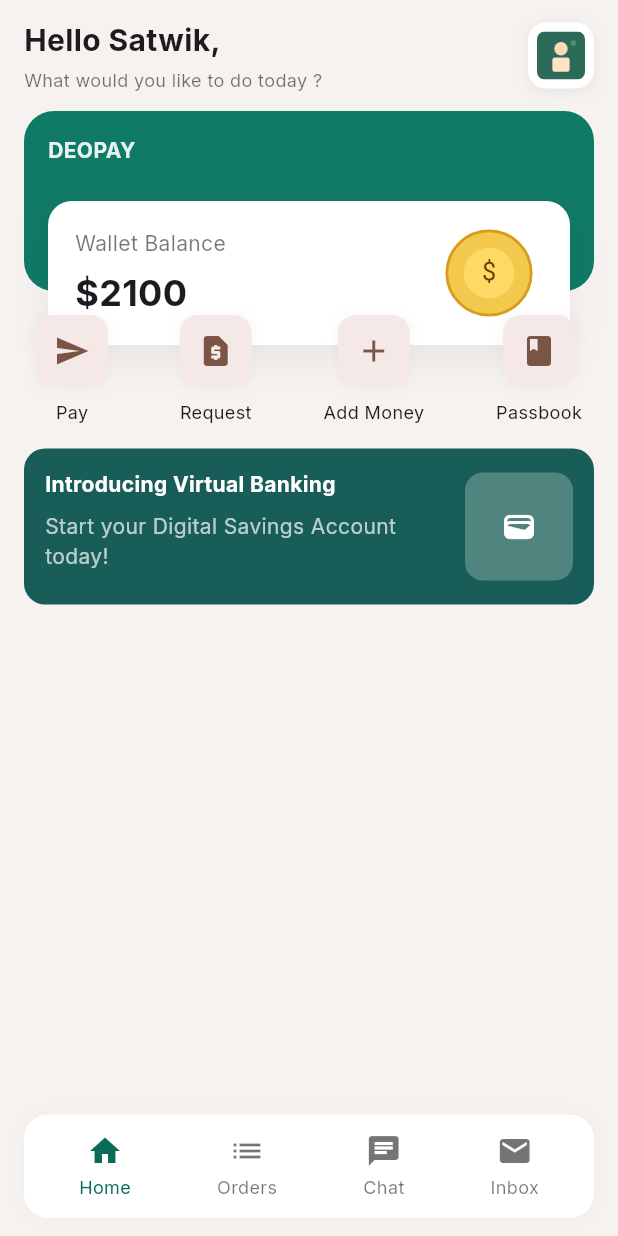
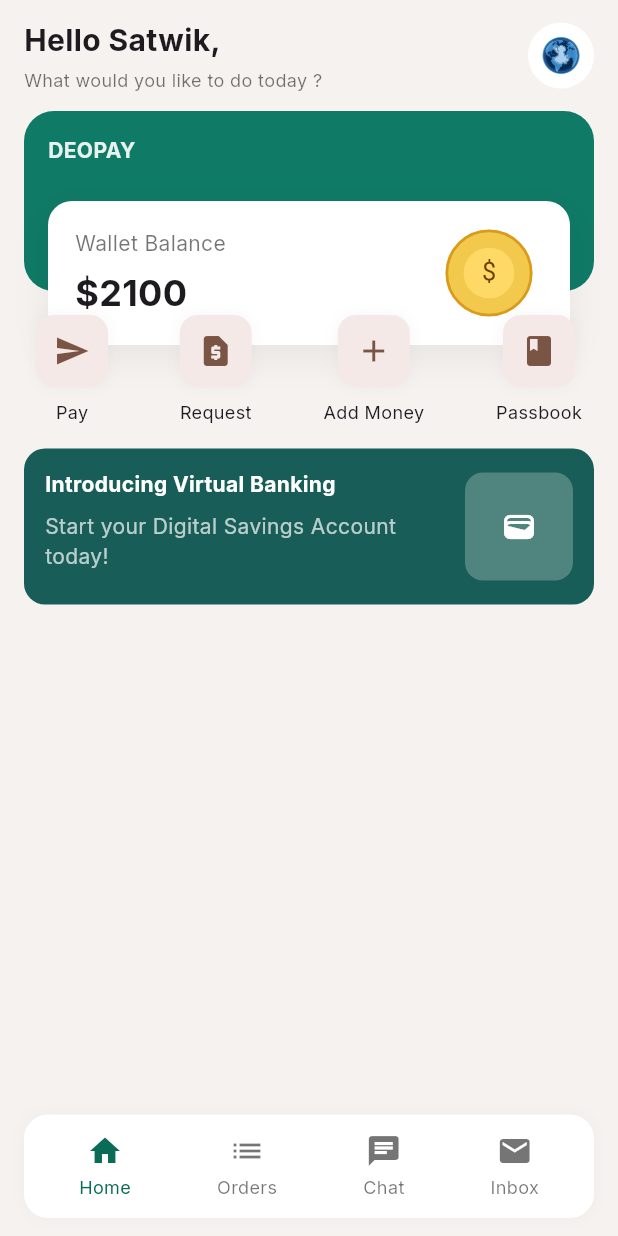
Before and after one commit to Osiris117/SmartWallet, a Flutter app: the screen it shows after launch, after a tap on "Continuar con Voz", on a phone screen of 412 x 824 dp. Run offline on Flutter 3.47's test engine with Material 3 defaults, Android fonts, the phone set to English and light mode, and no system bars; our stand-ins replace flutter_svg, google_fonts, video_player.

Commit message:
feat(frontend): set app name to WalkYou and use Logo.png as profile avatar

```diff
--- a/frontend/lib/main.dart
+++ b/frontend/lib/main.dart
@@ -15,7 +15,7 @@
     final seed = const Color(0xFF0F7A66);
     return MaterialApp(
       debugShowCheckedModeBanner: false,
-      title: 'Deopay',
+      title: 'WalkYou',
       theme: ThemeData(
         colorScheme: ColorScheme.fromSeed(seedColor: seed, brightness: Brightness.light),
         useMaterial3: true,
@@ -177,17 +177,11 @@
             Text('What would you like to do today ?', style: TextStyle(color: Colors.black54, fontSize: 12)),
           ],
         ),
-        Container(
-          width: 44,
-          height: 44,
-          decoration: BoxDecoration(color: Colors.white, borderRadius: BorderRadius.circular(12), boxShadow: [
-            BoxShadow(color: Colors.black.withOpacity(0.06), blurRadius: 8, offset: const Offset(0,2))
-          ]),
-          child: Padding(
-            padding: const EdgeInsets.all(6.0),
-            child: SvgPicture.asset('assets/images/character.svg', fit: BoxFit.contain),
-          ),
-        )
+        CircleAvatar(
+          radius: 22,
+          backgroundColor: Colors.white,
+          backgroundImage: AssetImage('assets/images/Logo.png'),
+        ),
       ],
     );
   }
```
Also changed, not shown: 2 other files.
